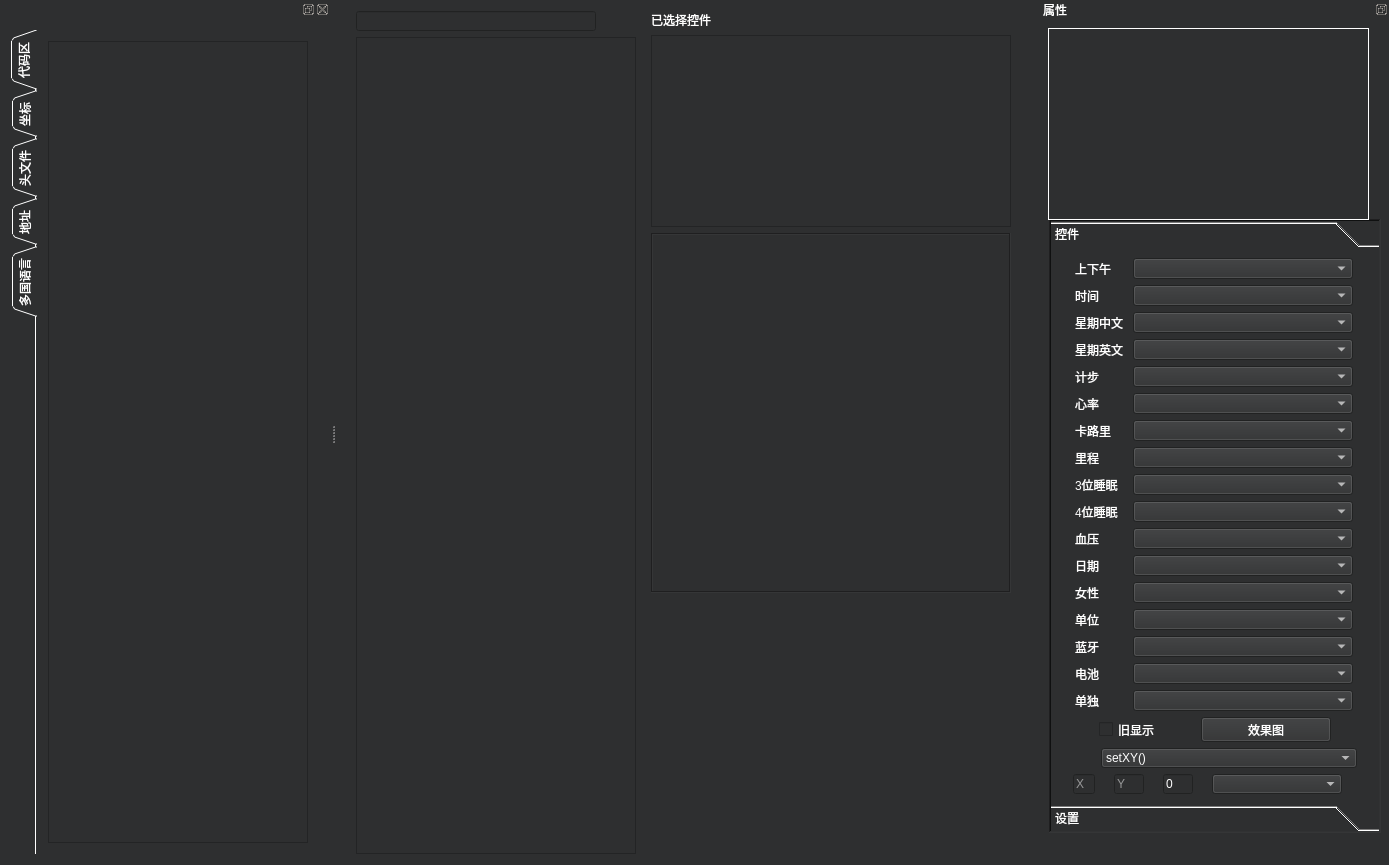
This is mainwindow.ui in gk8202220/UIAuto as Qt 5 draws it before an edit. The edited form follows.
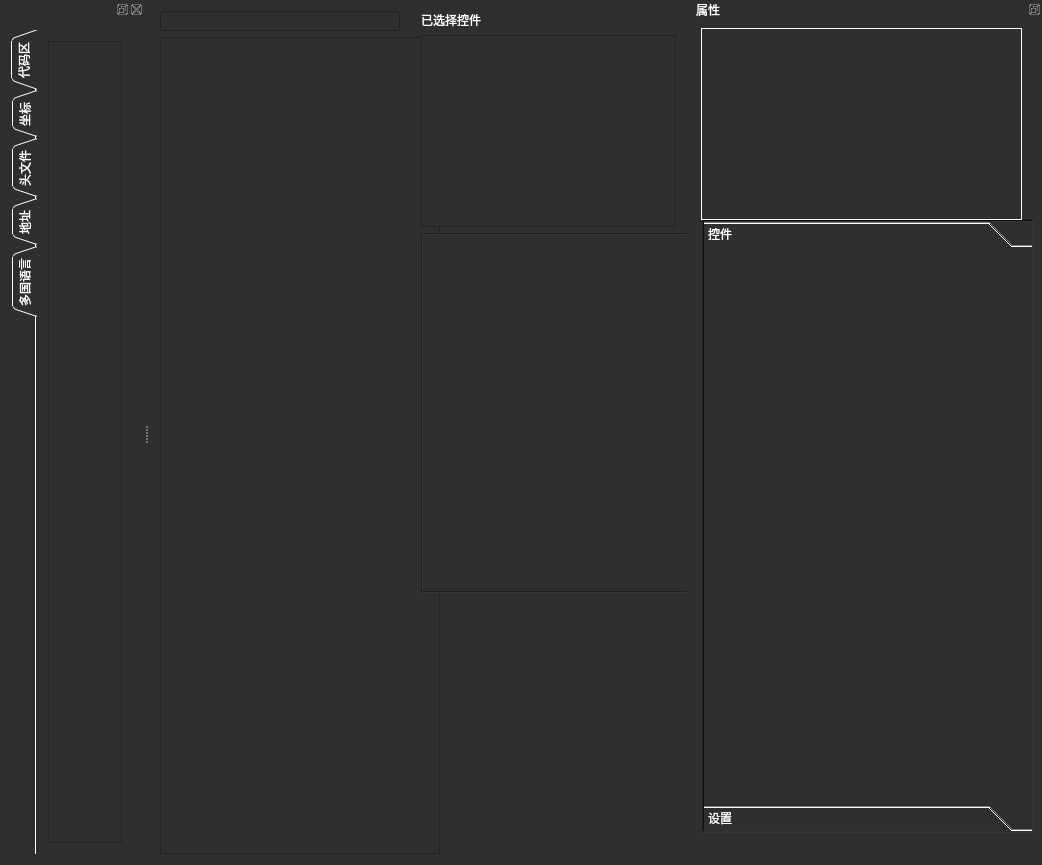
This is the edited form. The open tabs and pages were chosen to show the change. Icons and pictures are not drawn.

Patch:
```diff
--- a/mainwindow.ui
+++ b/mainwindow.ui
@@ -6,7 +6,7 @@
    <rect>
     <x>0</x>
     <y>0</y>
-    <width>1389</width>
+    <width>1042</width>
     <height>865</height>
    </rect>
   </property>
@@ -275,870 +275,14 @@
        <rect>
         <x>0</x>
         <y>0</y>
-        <width>320</width>
-        <height>574</height>
+        <width>328</width>
+        <height>562</height>
        </rect>
       </property>
       <attribute name="label">
        <string>控件</string>
       </attribute>
-      <layout class="QGridLayout" name="gridLayout_8">
-       <item row="0" column="0">
-        <layout class="QVBoxLayout" name="verticalLayout">
-         <item>
-          <layout class="QHBoxLayout" name="horizontalLayout_5">
-           <item>
-            <widget class="QLabel" name="label_8">
-             <property name="maximumSize">
-              <size>
-               <width>50</width>
-               <height>16777215</height>
-              </size>
-             </property>
-             <property name="text">
-              <string>上下午</string>
-             </property>
-            </widget>
-           </item>
-           <item>
-            <widget class="QComboBox" name="CB_ampm">
-             <property name="sizePolicy">
-              <sizepolicy hsizetype="Preferred" vsizetype="Preferred">
-               <horstretch>0</horstretch>
-               <verstretch>0</verstretch>
-              </sizepolicy>
-             </property>
-             <property name="minimumSize">
-              <size>
-               <width>220</width>
-               <height>20</height>
-              </size>
-             </property>
-             <property name="maximumSize">
-              <size>
-               <width>130</width>
-               <height>16777215</height>
-              </size>
-             </property>
-             <property name="styleSheet">
-              <string notr="true"/>
-             </property>
-            </widget>
-           </item>
-          </layout>
-         </item>
-         <item>
-          <layout class="QHBoxLayout" name="horizontalLayout_15">
-           <item>
-            <widget class="QLabel" name="label">
-             <property name="maximumSize">
-              <size>
-               <width>50</width>
-               <height>16777215</height>
-              </size>
-             </property>
-             <property name="text">
-              <string>时间</string>
-             </property>
-            </widget>
-           </item>
-           <item>
-            <widget class="QComboBox" name="CB_Time">
-             <property name="sizePolicy">
-              <sizepolicy hsizetype="Preferred" vsizetype="Preferred">
-               <horstretch>0</horstretch>
-               <verstretch>0</verstretch>
-              </sizepolicy>
-             </property>
-             <property name="minimumSize">
-              <size>
-               <width>220</width>
-               <height>20</height>
-              </size>
-             </property>
-             <property name="maximumSize">
-              <size>
-               <width>130</width>
-               <height>16777215</height>
-              </size>
-             </property>
-             <property name="sizeAdjustPolicy">
-              <enum>QComboBox::AdjustToContentsOnFirstShow</enum>
-             </property>
-            </widget>
-           </item>
-          </layout>
-         </item>
-         <item>
-          <layout class="QHBoxLayout" name="horizontalLayout_14">
-           <item>
-            <widget class="QLabel" name="label_2">
-             <property name="maximumSize">
-              <size>
-               <width>50</width>
-               <height>16777215</height>
-              </size>
-             </property>
-             <property name="text">
-              <string>星期中文</string>
-             </property>
-            </widget>
-           </item>
-           <item>
-            <widget class="QComboBox" name="CB_week">
-             <property name="sizePolicy">
-              <sizepolicy hsizetype="Preferred" vsizetype="Preferred">
-               <horstretch>0</horstretch>
-               <verstretch>0</verstretch>
-              </sizepolicy>
-             </property>
-             <property name="minimumSize">
-              <size>
-               <width>220</width>
-               <height>20</height>
-              </size>
-             </property>
-             <property name="maximumSize">
-              <size>
-               <width>130</width>
-               <height>16777215</height>
-              </size>
-             </property>
-            </widget>
-           </item>
-          </layout>
-         </item>
-         <item>
-          <layout class="QHBoxLayout" name="horizontalLayout_13">
-           <item>
-            <widget class="QLabel" name="label_3">
-             <property name="maximumSize">
-              <size>
-               <width>50</width>
-               <height>16777215</height>
-              </size>
-             </property>
-             <property name="text">
-              <string>星期英文</string>
-             </property>
-            </widget>
-           </item>
-           <item>
-            <widget class="QComboBox" name="CB_week_en">
-             <property name="sizePolicy">
-              <sizepolicy hsizetype="Preferred" vsizetype="Preferred">
-               <horstretch>0</horstretch>
-               <verstretch>0</verstretch>
-              </sizepolicy>
-             </property>
-             <property name="minimumSize">
-              <size>
-               <width>220</width>
-               <height>20</height>
-              </size>
-             </property>
-             <property name="maximumSize">
-              <size>
-               <width>130</width>
-               <height>16777215</height>
-              </size>
-             </property>
-            </widget>
-           </item>
-          </layout>
-         </item>
-         <item>
-          <layout class="QHBoxLayout" name="horizontalLayout_12">
-           <item>
-            <widget class="QLabel" name="label_4">
-             <property name="maximumSize">
-              <size>
-               <width>50</width>
-               <height>16777215</height>
-              </size>
-             </property>
-             <property name="text">
-              <string>计步</string>
-             </property>
-            </widget>
-           </item>
-           <item>
-            <widget class="QComboBox" name="CB_step">
-             <property name="sizePolicy">
-              <sizepolicy hsizetype="Preferred" vsizetype="Preferred">
-               <horstretch>0</horstretch>
-               <verstretch>0</verstretch>
-              </sizepolicy>
-             </property>
-             <property name="minimumSize">
-              <size>
-               <width>220</width>
-               <height>20</height>
-              </size>
-             </property>
-             <property name="maximumSize">
-              <size>
-               <width>130</width>
-               <height>16777215</height>
-              </size>
-             </property>
-            </widget>
-           </item>
-          </layout>
-         </item>
-         <item>
-          <layout class="QHBoxLayout" name="horizontalLayout_11">
-           <item>
-            <widget class="QLabel" name="label_6">
-             <property name="maximumSize">
-              <size>
-               <width>50</width>
-               <height>16777215</height>
-              </size>
-             </property>
-             <property name="text">
-              <string>心率</string>
-             </property>
-            </widget>
-           </item>
-           <item>
-            <widget class="QComboBox" name="CB_heart">
-             <property name="sizePolicy">
-              <sizepolicy hsizetype="Preferred" vsizetype="Preferred">
-               <horstretch>0</horstretch>
-               <verstretch>0</verstretch>
-              </sizepolicy>
-             </property>
-             <property name="minimumSize">
-              <size>
-               <width>220</width>
-               <height>20</height>
-              </size>
-             </property>
-             <property name="maximumSize">
-              <size>
-               <width>130</width>
-               <height>16777215</height>
-              </size>
-             </property>
-            </widget>
-           </item>
-          </layout>
-         </item>
-         <item>
-          <layout class="QHBoxLayout" name="horizontalLayout_10">
-           <item>
-            <widget class="QLabel" name="label_12">
-             <property name="maximumSize">
-              <size>
-               <width>50</width>
-               <height>16777215</height>
-              </size>
-             </property>
-             <property name="text">
-              <string>卡路里</string>
-             </property>
-            </widget>
-           </item>
-           <item>
-            <widget class="QComboBox" name="CB_calories">
-             <property name="sizePolicy">
-              <sizepolicy hsizetype="Preferred" vsizetype="Fixed">
-               <horstretch>0</horstretch>
-               <verstretch>0</verstretch>
-              </sizepolicy>
-             </property>
-             <property name="minimumSize">
-              <size>
-               <width>220</width>
-               <height>20</height>
-              </size>
-             </property>
-             <property name="maximumSize">
-              <size>
-               <width>130</width>
-               <height>16777215</height>
-              </size>
-             </property>
-            </widget>
-           </item>
-          </layout>
-         </item>
-         <item>
-          <layout class="QHBoxLayout" name="horizontalLayout_9">
-           <item>
-            <widget class="QLabel" name="label_16">
-             <property name="maximumSize">
-              <size>
-               <width>50</width>
-               <height>16777215</height>
-              </size>
-             </property>
-             <property name="text">
-              <string>里程</string>
-             </property>
-            </widget>
-           </item>
-           <item>
-            <widget class="QComboBox" name="CB_distant">
-             <property name="sizePolicy">
-              <sizepolicy hsizetype="Preferred" vsizetype="Preferred">
-               <horstretch>0</horstretch>
-               <verstretch>0</verstretch>
-              </sizepolicy>
-             </property>
-             <property name="minimumSize">
-              <size>
-               <width>220</width>
-               <height>20</height>
-              </size>
-             </property>
-             <property name="maximumSize">
-              <size>
-               <width>130</width>
-               <height>16777215</height>
-              </size>
-             </property>
-            </widget>
-           </item>
-          </layout>
-         </item>
-         <item>
-          <layout class="QHBoxLayout" name="horizontalLayout_8">
-           <item>
-            <widget class="QLabel" name="label_17">
-             <property name="maximumSize">
-              <size>
-               <width>50</width>
-               <height>16777215</height>
-              </size>
-             </property>
-             <property name="text">
-              <string>3位睡眠</string>
-             </property>
-            </widget>
-           </item>
-           <item>
-            <widget class="QComboBox" name="CB_sleep">
-             <property name="sizePolicy">
-              <sizepolicy hsizetype="Preferred" vsizetype="Preferred">
-               <horstretch>0</horstretch>
-               <verstretch>0</verstretch>
-              </sizepolicy>
-             </property>
-             <property name="minimumSize">
-              <size>
-               <width>220</width>
-               <height>20</height>
-              </size>
-             </property>
-             <property name="maximumSize">
-              <size>
-               <width>130</width>
-               <height>16777215</height>
-              </size>
-             </property>
-            </widget>
-           </item>
-          </layout>
-         </item>
-         <item>
-          <layout class="QHBoxLayout" name="horizontalLayout_18">
-           <item>
-            <widget class="QLabel" name="label_18">
-             <property name="maximumSize">
-              <size>
-               <width>50</width>
-               <height>16777215</height>
-              </size>
-             </property>
-             <property name="text">
-              <string>4位睡眠</string>
-             </property>
-            </widget>
-           </item>
-           <item>
-            <widget class="QComboBox" name="CB_sleep_2">
-             <property name="sizePolicy">
-              <sizepolicy hsizetype="Preferred" vsizetype="Preferred">
-               <horstretch>0</horstretch>
-               <verstretch>0</verstretch>
-              </sizepolicy>
-             </property>
-             <property name="minimumSize">
-              <size>
-               <width>220</width>
-               <height>20</height>
-              </size>
-             </property>
-             <property name="maximumSize">
-              <size>
-               <width>130</width>
-               <height>16777215</height>
-              </size>
-             </property>
-            </widget>
-           </item>
-          </layout>
-         </item>
-         <item>
-          <layout class="QHBoxLayout" name="horizontalLayout_7">
-           <item>
-            <widget class="QLabel" name="label_19">
-             <property name="maximumSize">
-              <size>
-               <width>50</width>
-               <height>16777215</height>
-              </size>
-             </property>
-             <property name="text">
-              <string>血压</string>
-             </property>
-            </widget>
-           </item>
-           <item>
-            <widget class="QComboBox" name="CB_BP">
-             <property name="sizePolicy">
-              <sizepolicy hsizetype="Preferred" vsizetype="Preferred">
-               <horstretch>0</horstretch>
-               <verstretch>0</verstretch>
-              </sizepolicy>
-             </property>
-             <property name="minimumSize">
-              <size>
-               <width>220</width>
-               <height>20</height>
-              </size>
-             </property>
-             <property name="maximumSize">
-              <size>
-               <width>130</width>
-               <height>16777215</height>
-              </size>
-             </property>
-            </widget>
-           </item>
-          </layout>
-         </item>
-         <item>
-          <layout class="QHBoxLayout" name="horizontalLayout_6">
-           <item>
-            <widget class="QLabel" name="label_7">
-             <property name="maximumSize">
-              <size>
-               <width>50</width>
-               <height>16777215</height>
-              </size>
-             </property>
-             <property name="text">
-              <string>日期</string>
-             </property>
-            </widget>
-           </item>
-           <item>
-            <widget class="QComboBox" name="CB_data">
-             <property name="sizePolicy">
-              <sizepolicy hsizetype="Preferred" vsizetype="Preferred">
-               <horstretch>0</horstretch>
-               <verstretch>0</verstretch>
-              </sizepolicy>
-             </property>
-             <property name="minimumSize">
-              <size>
-               <width>220</width>
-               <height>20</height>
-              </size>
-             </property>
-             <property name="maximumSize">
-              <size>
-               <width>130</width>
-               <height>16777215</height>
-              </size>
-             </property>
-            </widget>
-           </item>
-          </layout>
-         </item>
-         <item>
-          <layout class="QHBoxLayout" name="horizontalLayout_4">
-           <item>
-            <widget class="QLabel" name="label_9">
-             <property name="maximumSize">
-              <size>
-               <width>50</width>
-               <height>16777215</height>
-              </size>
-             </property>
-             <property name="text">
-              <string>女性</string>
-             </property>
-            </widget>
-           </item>
-           <item>
-            <widget class="QComboBox" name="CB_women">
-             <property name="sizePolicy">
-              <sizepolicy hsizetype="Preferred" vsizetype="Preferred">
-               <horstretch>0</horstretch>
-               <verstretch>0</verstretch>
-              </sizepolicy>
-             </property>
-             <property name="minimumSize">
-              <size>
-               <width>220</width>
-               <height>20</height>
-              </size>
-             </property>
-             <property name="maximumSize">
-              <size>
-               <width>130</width>
-               <height>16777215</height>
-              </size>
-             </property>
-            </widget>
-           </item>
-          </layout>
-         </item>
-         <item>
-          <layout class="QHBoxLayout" name="horizontalLayout_3">
-           <item>
-            <widget class="QLabel" name="label_15">
-             <property name="maximumSize">
-              <size>
-               <width>50</width>
-               <height>16777215</height>
-              </size>
-             </property>
-             <property name="text">
-              <string>单位</string>
-             </property>
-            </widget>
-           </item>
-           <item>
-            <widget class="QComboBox" name="CB_unit">
-             <property name="sizePolicy">
-              <sizepolicy hsizetype="Preferred" vsizetype="Preferred">
-               <horstretch>0</horstretch>
-               <verstretch>0</verstretch>
-              </sizepolicy>
-             </property>
-             <property name="minimumSize">
-              <size>
-               <width>220</width>
-               <height>20</height>
-              </size>
-             </property>
-             <property name="maximumSize">
-              <size>
-               <width>130</width>
-               <height>16777215</height>
-              </size>
-             </property>
-            </widget>
-           </item>
-          </layout>
-         </item>
-         <item>
-          <layout class="QHBoxLayout" name="horizontalLayout">
-           <item>
-            <widget class="QLabel" name="label_5">
-             <property name="maximumSize">
-              <size>
-               <width>50</width>
-               <height>16777215</height>
-              </size>
-             </property>
-             <property name="text">
-              <string>蓝牙</string>
-             </property>
-            </widget>
-           </item>
-           <item>
-            <widget class="QComboBox" name="CB_blu">
-             <property name="sizePolicy">
-              <sizepolicy hsizetype="Preferred" vsizetype="Preferred">
-               <horstretch>0</horstretch>
-               <verstretch>0</verstretch>
-              </sizepolicy>
-             </property>
-             <property name="minimumSize">
-              <size>
-               <width>220</width>
-               <height>20</height>
-              </size>
-             </property>
-             <property name="maximumSize">
-              <size>
-               <width>130</width>
-               <height>16777215</height>
-              </size>
-             </property>
-            </widget>
-           </item>
-          </layout>
-         </item>
-         <item>
-          <layout class="QHBoxLayout" name="horizontalLayout_2">
-           <item>
-            <widget class="QLabel" name="label_11">
-             <property name="maximumSize">
-              <size>
-               <width>50</width>
-               <height>16777215</height>
-              </size>
-             </property>
-             <property name="text">
-              <string>电池</string>
-             </property>
-            </widget>
-           </item>
-           <item>
-            <widget class="QComboBox" name="CB_charge">
-             <property name="sizePolicy">
-              <sizepolicy hsizetype="Preferred" vsizetype="Preferred">
-               <horstretch>0</horstretch>
-               <verstretch>0</verstretch>
-              </sizepolicy>
-             </property>
-             <property name="minimumSize">
-              <size>
-               <width>220</width>
-               <height>20</height>
-              </size>
-             </property>
-             <property name="maximumSize">
-              <size>
-               <width>130</width>
-               <height>16777215</height>
-              </size>
-             </property>
-            </widget>
-           </item>
-          </layout>
-         </item>
-         <item>
-          <layout class="QHBoxLayout" name="horizontalLayout_16">
-           <item>
-            <widget class="QLabel" name="label_10">
-             <property name="maximumSize">
-              <size>
-               <width>50</width>
-               <height>16777215</height>
-              </size>
-             </property>
-             <property name="styleSheet">
-              <string notr="true">font: 12pt &quot;宋体&quot;;</string>
-             </property>
-             <property name="text">
-              <string>单独</string>
-             </property>
-            </widget>
-           </item>
-           <item>
-            <widget class="QComboBox" name="CB_one">
-             <property name="sizePolicy">
-              <sizepolicy hsizetype="Preferred" vsizetype="Preferred">
-               <horstretch>0</horstretch>
-               <verstretch>0</verstretch>
-              </sizepolicy>
-             </property>
-             <property name="minimumSize">
-              <size>
-               <width>220</width>
-               <height>20</height>
-              </size>
-             </property>
-             <property name="maximumSize">
-              <size>
-               <width>130</width>
-               <height>16777215</height>
-              </size>
-             </property>
-            </widget>
-           </item>
-          </layout>
-         </item>
-         <item>
-          <layout class="QHBoxLayout" name="horizontalLayout_19">
-           <item>
-            <widget class="QCheckBox" name="CB_old">
-             <property name="sizePolicy">
-              <sizepolicy hsizetype="Preferred" vsizetype="Preferred">
-               <horstretch>0</horstretch>
-               <verstretch>0</verstretch>
-              </sizepolicy>
-             </property>
-             <property name="maximumSize">
-              <size>
-               <width>70</width>
-               <height>16777215</height>
-              </size>
-             </property>
-             <property name="text">
-              <string>旧显示</string>
-             </property>
-            </widget>
-           </item>
-           <item>
-            <widget class="QPushButton" name="pushButton">
-             <property name="sizePolicy">
-              <sizepolicy hsizetype="Preferred" vsizetype="Preferred">
-               <horstretch>0</horstretch>
-               <verstretch>0</verstretch>
-              </sizepolicy>
-             </property>
-             <property name="minimumSize">
-              <size>
-               <width>0</width>
-               <height>20</height>
-              </size>
-             </property>
-             <property name="maximumSize">
-              <size>
-               <width>130</width>
-               <height>16777215</height>
-              </size>
-             </property>
-             <property name="styleSheet">
-              <string notr="true">font: 10pt &quot;宋体&quot;;</string>
-             </property>
-             <property name="text">
-              <string extracomment="效果图">效果图</string>
-             </property>
-            </widget>
-           </item>
-          </layout>
-         </item>
-         <item>
-          <layout class="QGridLayout" name="gridLayout">
-           <item row="1" column="0">
-            <widget class="QLineEdit" name="LE_X">
-             <property name="sizePolicy">
-              <sizepolicy hsizetype="Preferred" vsizetype="Preferred">
-               <horstretch>0</horstretch>
-               <verstretch>0</verstretch>
-              </sizepolicy>
-             </property>
-             <property name="maximumSize">
-              <size>
-               <width>30</width>
-               <height>20</height>
-              </size>
-             </property>
-             <property name="placeholderText">
-              <string>X</string>
-             </property>
-            </widget>
-           </item>
-           <item row="1" column="1">
-            <layout class="QHBoxLayout" name="horizontalLayout_17">
-             <item>
-              <widget class="QLineEdit" name="LE_Y">
-               <property name="sizePolicy">
-                <sizepolicy hsizetype="Preferred" vsizetype="Preferred">
-                 <horstretch>0</horstretch>
-                 <verstretch>0</verstretch>
-                </sizepolicy>
-               </property>
-               <property name="maximumSize">
-                <size>
-                 <width>30</width>
-                 <height>20</height>
-                </size>
-               </property>
-               <property name="placeholderText">
-                <string>Y</string>
-               </property>
-              </widget>
-             </item>
-             <item>
-              <widget class="QLineEdit" name="LE_distance">
-               <property name="sizePolicy">
-                <sizepolicy hsizetype="Preferred" vsizetype="Preferred">
-                 <horstretch>0</horstretch>
-                 <verstretch>0</verstretch>
-                </sizepolicy>
-               </property>
-               <property name="maximumSize">
-                <size>
-                 <width>30</width>
-                 <height>20</height>
-                </size>
-               </property>
-               <property name="text">
-                <string>0</string>
-               </property>
-              </widget>
-             </item>
-             <item>
-              <widget class="QComboBox" name="CB_postion">
-               <property name="sizePolicy">
-                <sizepolicy hsizetype="Preferred" vsizetype="Preferred">
-                 <horstretch>0</horstretch>
-                 <verstretch>0</verstretch>
-                </sizepolicy>
-               </property>
-               <property name="maximumSize">
-                <size>
-                 <width>130</width>
-                 <height>20</height>
-                </size>
-               </property>
-              </widget>
-             </item>
-            </layout>
-           </item>
-           <item row="0" column="1">
-            <widget class="QComboBox" name="CB_FunSelect">
-             <property name="sizePolicy">
-              <sizepolicy hsizetype="Preferred" vsizetype="Preferred">
-               <horstretch>0</horstretch>
-               <verstretch>0</verstretch>
-              </sizepolicy>
-             </property>
-             <property name="minimumSize">
-              <size>
-               <width>0</width>
-               <height>20</height>
-              </size>
-             </property>
-             <property name="maximumSize">
-              <size>
-               <width>16777215</width>
-               <height>20</height>
-              </size>
-             </property>
-             <item>
-              <property name="text">
-               <string>setXY()</string>
-              </property>
-             </item>
-             <item>
-              <property name="text">
-               <string>setPosionType2(index,)</string>
-              </property>
-             </item>
-             <item>
-              <property name="text">
-               <string>setPosion()</string>
-              </property>
-             </item>
-             <item>
-              <property name="text">
-               <string>Gui_PageClearBackground(）</string>
-              </property>
-             </item>
-             <item>
-              <property name="text">
-               <string>Gui_PageClearBackgroundType2(index,）</string>
-              </property>
-             </item>
-            </widget>
-           </item>
-          </layout>
-         </item>
-        </layout>
-       </item>
-      </layout>
+      <layout class="QGridLayout" name="gridLayout_8"/>
      </widget>
      <widget class="QWidget" name="page_2">
       <property name="geometry">
```
Left out of the diff: 20 changed lines with no effect on the pictures.
